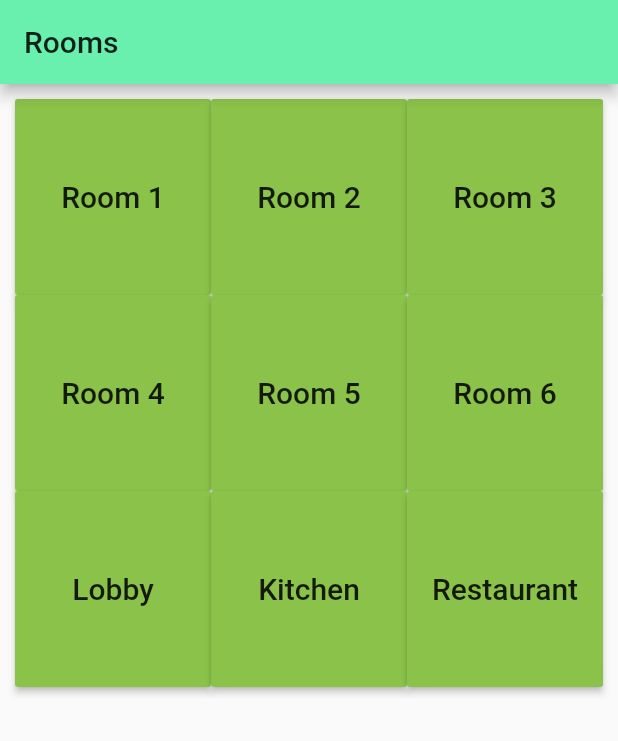
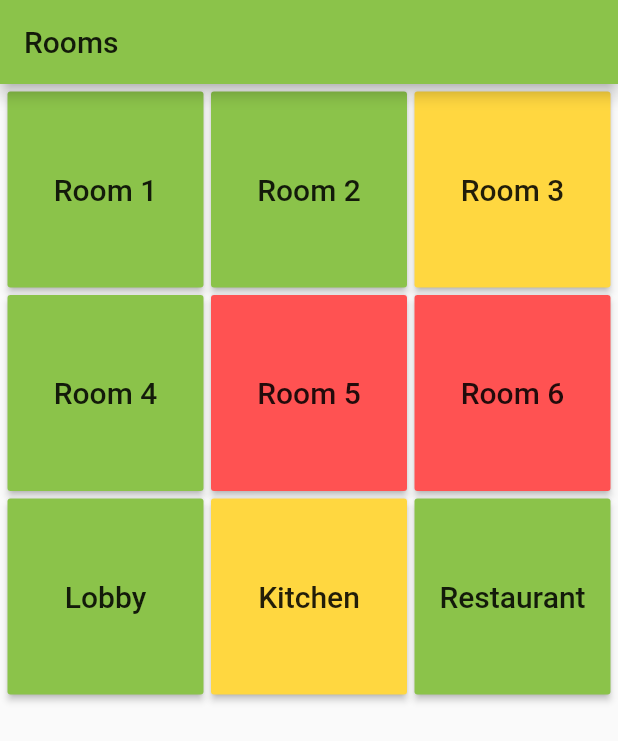
Before and after one commit to mcmalloy/ecoscope_app, a Flutter app: the Room_Grid screen opened directly, on a phone screen of 412 x 824 dp. Shown: the top 741 px of the screen. Run offline on Flutter 3.47's test engine with Material 2 defaults, Android fonts, the phone set to English and light mode, and no system bars; our stand-ins replace firebase_auth, firebase_database, flutter_staggered_animations, pie_chart; accounts and stored records are empty.

Commit message:
Final prototype version for the Innovation Pilot deadline.
Plenty of features to add for my own portfolio, but good job nonetheless :)

```diff
--- a/lib/models/UsageTabs.dart
+++ b/lib/models/UsageTabs.dart
@@ -1,7 +1,7 @@
-import 'package:ecoscope_app/pages/tabs/HeatMonitoringTab.dart';
+import 'package:ecoscope_app/pages/tabs_monitoring//HeatMonitoringTab.dart';
 import 'package:flutter/material.dart';
-import 'package:ecoscope_app/pages/tabs/ElectricityMonitoringTab.dart';
-import 'package:ecoscope_app/pages/tabs/WaterMonitoringTab.dart';
+import 'package:ecoscope_app/pages/tabs_monitoring//ElectricityMonitoringTab.dart';
+import 'package:ecoscope_app/pages/tabs_monitoring//WaterMonitoringTab.dart';
 import 'package:ecoscope_app/services/authentication.dart';
 
 class UsageTabs extends StatefulWidget {
--- /dev/null
+++ b/lib/objects/HotelObject.dart
@@ -0,0 +1,14 @@
+import 'package:flutter/material.dart';
+
+class HotelObject{
+  String roomName;
+  MaterialAccentColor buttonColor;
+
+  // Constructor
+  HotelObject(String roomName,MaterialAccentColor buttonColor){
+    this.roomName = roomName;
+    this.buttonColor = buttonColor;
+  }
+
+
+}
--- a/lib/pages/RoomGridView.dart
+++ b/lib/pages/RoomGridView.dart
@@ -1,9 +1,9 @@
 
 import 'package:ecoscope_app/models/UsageTabs.dart';
-import 'package:ecoscope_app/services/authentication.dart';
+import 'package:ecoscope_app/objects/HotelObject.dart';
 import 'package:flutter/cupertino.dart';
 import 'package:flutter/material.dart';
-
+import 'package:flutter_staggered_animations/flutter_staggered_animations.dart';
 class Room_Grid extends StatefulWidget{
   @override
   State createState() => new Room_GridState();
@@ -11,20 +11,31 @@ class Room_Grid extends StatefulWidget{
 }
 
 class Room_GridState extends State<Room_Grid>{
-
+  int tid = 300;
+  List<HotelObject> ree = new List();
   @override
   Widget build(BuildContext context) {
     return Scaffold(
       appBar: AppBar(
-        backgroundColor: Colors.greenAccent,
+        backgroundColor:Theme.of(context).accentColor ,
         title: Text('Rooms')
       ),
       body: Container(
-        padding: EdgeInsets.all(10),
-        child: GridView(
-          gridDelegate: SliverGridDelegateWithFixedCrossAxisCount(crossAxisCount: 3),
+        padding: EdgeInsets.all(5),
+        child: AnimationLimiter(
+          child: GridView.count(
+              crossAxisCount: 3,
+              mainAxisSpacing: 5,
+              crossAxisSpacing: 5,
               children: <Widget>[
-            RaisedButton(
+                AnimationConfiguration.staggeredGrid(
+                  position: 1,
+                  columnCount: 1,
+                  duration: Duration(milliseconds: tid),
+                  child: SlideAnimation(
+                    verticalOffset: 50.0,
+                    child: ScaleAnimation(
+                      child: RaisedButton(
                         color: Theme.of(context).accentColor,
                         onPressed: () {
                           Navigator.push(context,MaterialPageRoute(builder: (context) => UsageTabs()));
@@ -33,8 +44,17 @@ class Room_GridState extends State<Room_Grid>{
                             'Room 1',
                             style: TextStyle(fontSize: 20)
                         ),
+                      ),),
                     ),
-            RaisedButton(
+                  ),
+                AnimationConfiguration.staggeredGrid(
+                  position: 1,
+                  columnCount: 1,
+                  duration: Duration(milliseconds: tid),
+                  child: SlideAnimation(
+                    verticalOffset: 50.0,
+                    child: ScaleAnimation(
+                      child: RaisedButton(
                   color: Theme.of(context).accentColor,
                   onPressed: () {
                     Navigator.push(context,MaterialPageRoute(builder: (context) => UsageTabs()));
@@ -44,9 +64,18 @@ class Room_GridState extends State<Room_Grid>{
                       style: TextStyle(fontSize: 20)
                   ),
                 ),
-
-            RaisedButton(
-              color: Theme.of(context).accentColor,
+        ),
+      )
+    ),
+                AnimationConfiguration.staggeredGrid(
+                    position: 1,
+                    columnCount: 1,
+                    duration: Duration(milliseconds: tid),
+                    child: SlideAnimation(
+                      verticalOffset: 50.0,
+                      child: ScaleAnimation(
+                        child: RaisedButton(
+                          color: Colors.amberAccent,
                           onPressed: () {
                             Navigator.push(context,MaterialPageRoute(builder: (context) => UsageTabs()));
                           },
@@ -55,8 +84,17 @@ class Room_GridState extends State<Room_Grid>{
                               style: TextStyle(fontSize: 20)
                           ),
                         ),
-
-            RaisedButton(
+                      ),
+                    )
+                ),
+                AnimationConfiguration.staggeredGrid(
+                    position: 1,
+                    columnCount: 1,
+                    duration: Duration(milliseconds: tid),
+                    child: SlideAnimation(
+                      verticalOffset: 50.0,
+                      child: ScaleAnimation(
+                        child: RaisedButton(
                           color: Theme.of(context).accentColor,
                           onPressed: () {
                             Navigator.push(context,MaterialPageRoute(builder: (context) => UsageTabs()));
@@ -66,8 +104,18 @@ class Room_GridState extends State<Room_Grid>{
                               style: TextStyle(fontSize: 20)
                           ),
                         ),
-            RaisedButton(
-              color: Theme.of(context).accentColor,
+                      ),
+                    )
+                ),
+                AnimationConfiguration.staggeredGrid(
+                    position: 1,
+                    columnCount: 1,
+                    duration: Duration(milliseconds: tid),
+                    child: SlideAnimation(
+                      verticalOffset: 50.0,
+                      child: ScaleAnimation(
+                        child: RaisedButton(
+                          color: Colors.redAccent,
                           onPressed: () {
                             Navigator.push(context,MaterialPageRoute(builder: (context) => UsageTabs()));
                           },
@@ -76,8 +124,18 @@ class Room_GridState extends State<Room_Grid>{
                               style: TextStyle(fontSize: 20)
                           ),
                         ),
-            RaisedButton(
-              color: Theme.of(context).accentColor,
+                      ),
+                    )
+                ),
+                AnimationConfiguration.staggeredGrid(
+                    position: 1,
+                    columnCount: 1,
+                    duration: Duration(milliseconds: tid),
+                    child: SlideAnimation(
+                      verticalOffset: 50.0,
+                      child: ScaleAnimation(
+                        child: RaisedButton(
+                          color: Colors.redAccent,
                           onPressed: () {
                             Navigator.push(context,MaterialPageRoute(builder: (context) => UsageTabs()));
                           },
@@ -86,7 +144,17 @@ class Room_GridState extends State<Room_Grid>{
                               style: TextStyle(fontSize: 20)
                           ),
                         ),
-            RaisedButton(
+                      ),
+                    )
+                ),
+                AnimationConfiguration.staggeredGrid(
+                    position: 1,
+                    columnCount: 1,
+                    duration: Duration(milliseconds: tid),
+                    child: SlideAnimation(
+                      verticalOffset: 50.0,
+                      child: ScaleAnimation(
+                        child: RaisedButton(
                           color: Theme.of(context).accentColor,
                           onPressed: () {
                             Navigator.push(context,MaterialPageRoute(builder: (context) => UsageTabs()));
@@ -96,8 +164,18 @@ class Room_GridState extends State<Room_Grid>{
                               style: TextStyle(fontSize: 20)
                           ),
                         ),
-            RaisedButton(
-              color: Theme.of(context).accentColor,
+                      ),
+                    )
+                ),
+                AnimationConfiguration.staggeredGrid(
+                    position: 1,
+                    columnCount: 1,
+                    duration: Duration(milliseconds: tid),
+                    child: SlideAnimation(
+                      verticalOffset: 50.0,
+                      child: ScaleAnimation(
+                        child: RaisedButton(
+                          color: Colors.amberAccent,
                           onPressed: () {
                             Navigator.push(context,MaterialPageRoute(builder: (context) => UsageTabs()));
                           },
@@ -106,7 +184,17 @@ class Room_GridState extends State<Room_Grid>{
                               style: TextStyle(fontSize: 20)
                           ),
                         ),
-            RaisedButton(
+                      ),
+                    )
+                ),
+                AnimationConfiguration.staggeredGrid(
+                    position: 1,
+                    columnCount: 1,
+                    duration: Duration(milliseconds: tid),
+                    child: SlideAnimation(
+                      verticalOffset: 50.0,
+                      child: ScaleAnimation(
+                        child: RaisedButton(
                           color: Theme.of(context).accentColor,
                           onPressed: () {
                             Navigator.push(context,MaterialPageRoute(builder: (context) => UsageTabs()));
@@ -116,9 +204,13 @@ class Room_GridState extends State<Room_Grid>{
                               style: TextStyle(fontSize: 20)
                           ),
                         ),
+                      ),
+                    )
+                ),
 
               ]
           ),
+        )
       )
     );
   }
--- a/lib/pages/RoomPage.dart
+++ b/lib/pages/RoomPage.dart
@@ -1,4 +1,5 @@
 import 'package:ecoscope_app/models/UsageTabs.dart';
+import 'package:ecoscope_app/objects/HotelObject.dart';
 import 'package:flutter/material.dart';
 import 'package:ecoscope_app/services/authentication.dart';
 
@@ -80,7 +81,6 @@ class _ProfileTabstate extends State<ProfileTab>{
       ],
     );
   }
-
 }
 
 class getClipper extends CustomClipper<Path> {
--- a/pubspec.yaml
+++ b/pubspec.yaml
@@ -18,6 +18,7 @@ environment:
 
 dependencies:
   http: ^0.12.0+2
+  flutter_staggered_animations: "^0.1.2"
   grouped_buttons: ^1.0.4
   firebase_auth: ^0.11.1
   firebase_core: 0.4.0+6
```
Also changed, not shown: lib/pages/tabs_monitoring/ElectricityMonitoringTab.dart (renamed from lib/pages/tabs/ElectricityMonitoringTab.dart), lib/pages/tabs_monitoring/HeatMonitoringTab.dart (renamed from lib/pages/tabs/HeatMonitoringTab.dart), lib/pages/tabs_monitoring/WaterMonitoringTab.dart (renamed from lib/pages/tabs/WaterMonitoringTab.dart), pubspec.lock. Lines whose indentation alone changed are shown as unchanged.
